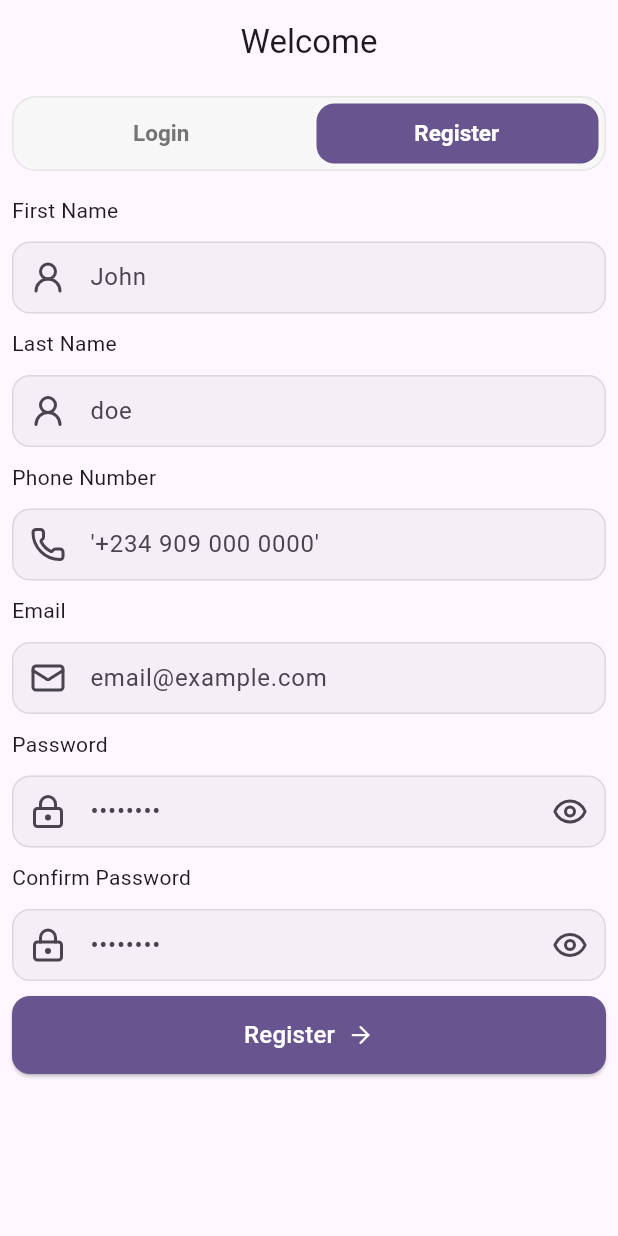
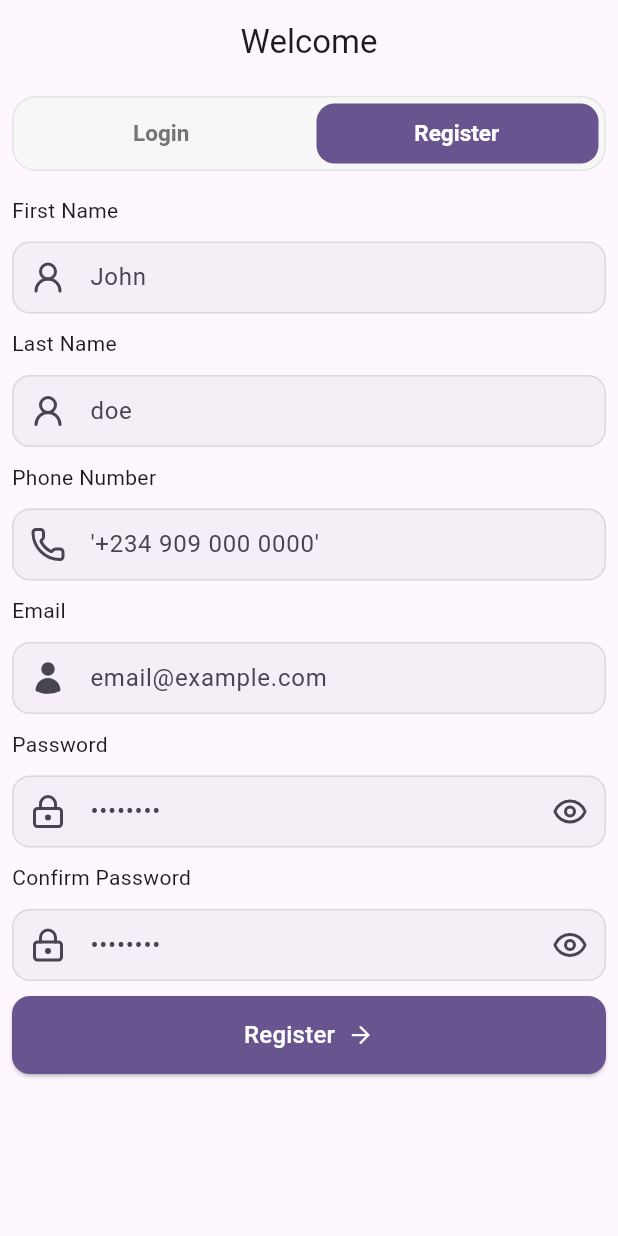
Before and after one commit to demystik/swiss, a Flutter app: the screen it shows after launch, after a tap on "Register", on a phone screen of 412 x 824 dp. Run offline on Flutter 3.47's test engine with Material 3 defaults, Android fonts, the phone set to English and light mode, and no system bars; our stand-ins replace dio, flutter_secure_storage, go_router, heroicons, lucide_icons_flutter, pretty_dio_logger; accounts and stored records are empty; Roboto replaces fonts that are missing (YourFontFamily).

Commit message:
hero icons

```diff
--- a/lib/features/auth/presentation/login_and_registration_screen.dart
+++ b/lib/features/auth/presentation/login_and_registration_screen.dart
@@ -7,6 +7,7 @@ import 'package:swiss/core/theme/app_spacing.dart';
 import 'package:swiss/features/auth/provider/auth_provider.dart';
 import 'package:swiss/features/auth/widgets/auth_textfield.dart';
 import 'package:swiss/features/auth/widgets/email_textfield.dart';
+import 'package:swiss/features/auth/widgets/phone_number_textfield.dart';
 import 'package:swiss/features/auth/widgets/textfied_label_style.dart';
 import 'package:swiss/shared/widgets/app_button.dart';
 import 'package:swiss/shared/widgets/app_text_field.dart';
@@ -212,28 +213,7 @@ class _AuthTabBarViewState extends State<AuthTabBarView> {
                       AuthTextField(label: "doe", firstNameCtrl: _lastNameCtrl),
                       //Phone Number_________________________________
                       AuthTextfiedLabel(label: "Phone Number"),
-                      AppTextField(
-                        controller: _phoneNumberCtrl,
-                        prefixIcon: Icon(LucideIcons.phone),
-                        label: "'+234 909 000 0000'",
-                        validator: (v) {
-                          if (v == null || v.trim().isEmpty) {
-                            return "Phone number is required";
-                          }
-
-                          final phone = v.trim();
-
-                          final nigeriaPhoneRegex = RegExp(
-                            r'^(?:\+234|234|0)(7[0-9]|8[0-9]|9[0-9])\d{8}$',
-                          );
-
-                          if (!nigeriaPhoneRegex.hasMatch(phone)) {
-                            return "Enter a valid Nigerian phone number";
-                          }
-
-                          return null;
-                        },
-                      ),
+                      PhoneNumberTextField(phoneNumberCtrl: _phoneNumberCtrl),
 
                       //Email_________________________________
                       AuthTextfiedLabel(label: "Email"),
--- a/lib/features/auth/widgets/email_textfield.dart
+++ b/lib/features/auth/widgets/email_textfield.dart
@@ -1,5 +1,5 @@
 import 'package:flutter/material.dart';
-import 'package:lucide_icons_flutter/lucide_icons.dart';
+import 'package:heroicons/heroicons.dart';
 import 'package:swiss/shared/widgets/app_text_field.dart';
 
 class EmailTextField extends StatelessWidget {
@@ -12,7 +12,7 @@ class EmailTextField extends StatelessWidget {
   Widget build(BuildContext context) {
     return AppTextField(
       controller: _emailCtrl,
-      prefixIcon: Icon(LucideIcons.mail),
+      prefixIcon: HeroIcon(HeroIcons.user, style: HeroIconStyle.solid,),
       label: "email@example.com",
       keyboardType: TextInputType.emailAddress,
       autofill: const [AutofillHints.email],
--- a/lib/features/auth/widgets/phone_number_textfield.dart
+++ b/lib/features/auth/widgets/phone_number_textfield.dart
@@ -0,0 +1,38 @@
+import 'package:flutter/material.dart';
+import 'package:lucide_icons_flutter/lucide_icons.dart';
+import 'package:swiss/shared/widgets/app_text_field.dart';
+
+class PhoneNumberTextField extends StatelessWidget {
+  const PhoneNumberTextField({
+    super.key,
+    required TextEditingController phoneNumberCtrl,
+  }) : _phoneNumberCtrl = phoneNumberCtrl;
+
+  final TextEditingController _phoneNumberCtrl;
+
+  @override
+  Widget build(BuildContext context) {
+    return AppTextField(
+      controller: _phoneNumberCtrl,
+      prefixIcon: Icon(LucideIcons.phone),
+      label: "'+234 909 000 0000'",
+      validator: (v) {
+        if (v == null || v.trim().isEmpty) {
+          return "Phone number is required";
+        }
+
+        final phone = v.trim();
+
+        final nigeriaPhoneRegex = RegExp(
+          r'^(?:\+234|234|0)(7[0-9]|8[0-9]|9[0-9])\d{8}$',
+        );
+
+        if (!nigeriaPhoneRegex.hasMatch(phone)) {
+          return "Enter a valid Nigerian phone number";
+        }
+
+        return null;
+      },
+    );
+  }
+}
--- a/pubspec.yaml
+++ b/pubspec.yaml
@@ -17,6 +17,7 @@ dependencies:
   intl: ^0.20.3
   provider: ^6.1.5+1
   pretty_dio_logger: ^1.4.0
+  heroicons: ^0.11.0
 
 dev_dependencies:
   flutter_test:
```
Also changed, not shown: pubspec.lock.
